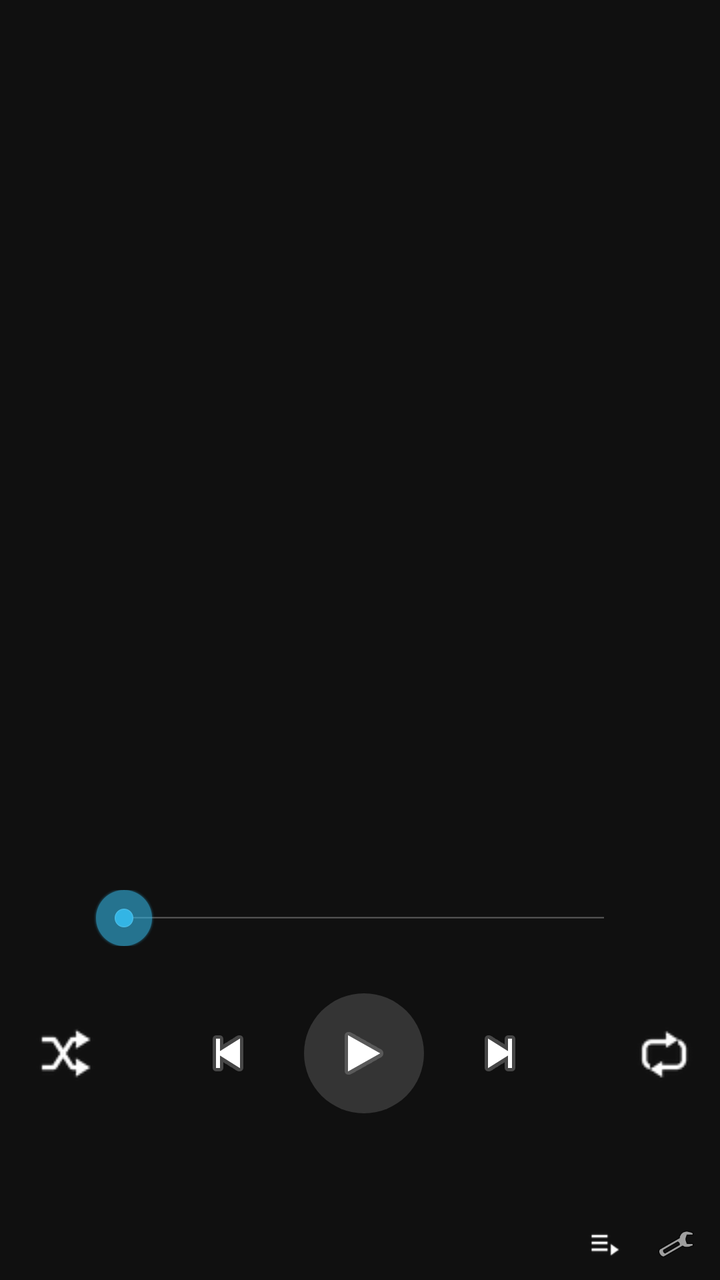
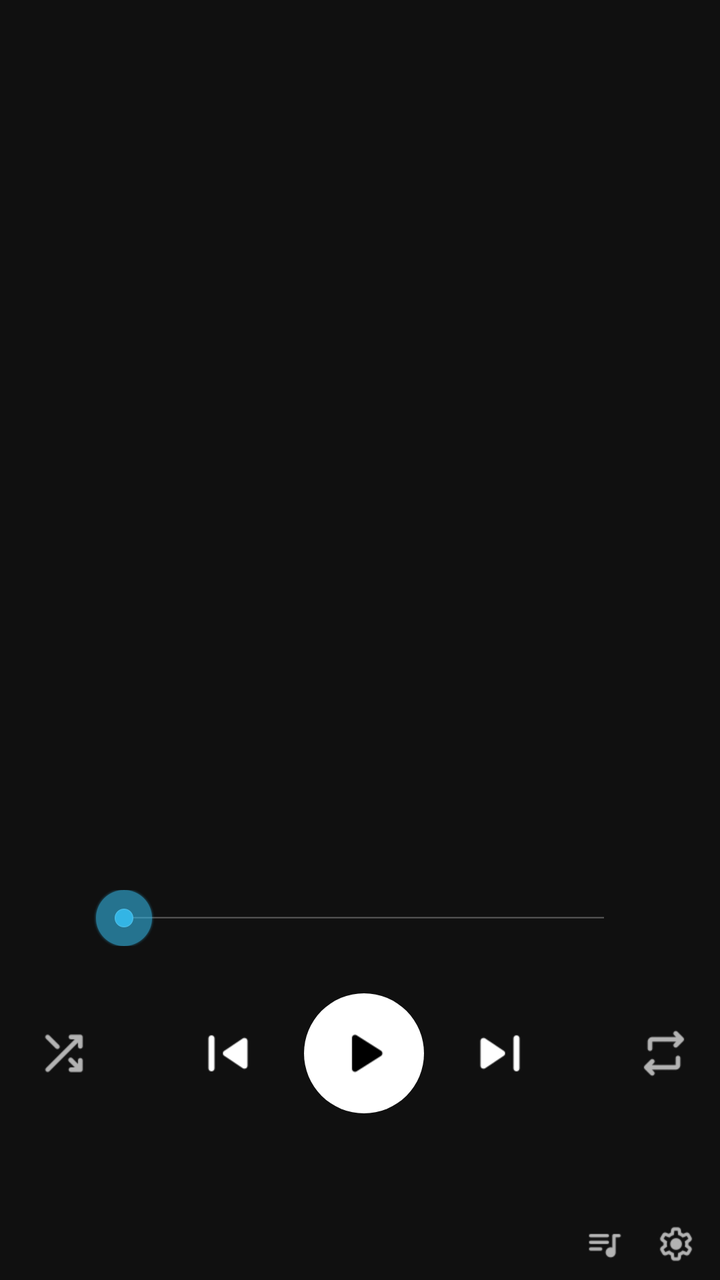

An Android layout rendered at two revisions. The XML below is the earlier revision; the diff shows what the commit changed to produce the second picture.
<!-- AndroidManifest.xml: application theme android:Theme.Holo.NoActionBar -->
<!-- res/layout/activity_player.xml -->
<?xml version="1.0" encoding="utf-8"?>
<FrameLayout xmlns:android="http://schemas.android.com/apk/res/android"
    android:layout_width="match_parent"
    android:layout_height="match_parent"
    android:background="#ff101010">

    <LinearLayout
        android:id="@+id/player"
        android:layout_width="match_parent"
        android:layout_height="match_parent"
        android:orientation="vertical"
        android:paddingLeft="8dp"
        android:paddingRight="4dp">

        
        <LinearLayout
            android:id="@+id/top_strip"
            android:layout_width="match_parent"
            android:layout_height="20dp"
            android:gravity="center_vertical"
            android:orientation="horizontal"
            android:paddingLeft="4dp"
            android:paddingRight="4dp">

            <TextView
                android:id="@+id/clock"
                android:layout_width="0dp"
                android:layout_height="wrap_content"
                android:layout_weight="1"
                android:singleLine="true"
                android:textColor="#ff8a8a8a"
                android:textSize="12sp" />

            <View
                android:id="@+id/battery_dot"
                android:layout_width="7dp"
                android:layout_height="7dp"
                android:layout_marginRight="5dp" />

            <TextView
                android:id="@+id/battery"
                android:layout_width="wrap_content"
                android:layout_height="wrap_content"
                android:singleLine="true"
                android:textColor="#ff8a8a8a"
                android:textSize="12sp" />
        </LinearLayout>

        <View
            android:layout_width="match_parent"
            android:layout_height="0dp"
            android:layout_weight="1" />

        <ImageView
            android:id="@+id/artwork"
            android:layout_width="240dp"
            android:layout_height="240dp"
            android:layout_gravity="center_horizontal"
            android:contentDescription="@string/artwork"
            android:scaleType="fitXY" />

        <View
            android:layout_width="match_parent"
            android:layout_height="0dp"
            android:layout_weight="3" />

        <TextView
            android:id="@+id/title"
            android:layout_width="match_parent"
            android:layout_height="wrap_content"
            android:ellipsize="marquee"
            android:gravity="center_horizontal"
            android:marqueeRepeatLimit="marquee_forever"
            android:paddingLeft="8dp"
            android:paddingRight="8dp"
            android:singleLine="true"
            android:textColor="#ffffffff"
            android:textSize="18sp" />

        <TextView
            android:id="@+id/subtitle"
            android:layout_width="match_parent"
            android:layout_height="wrap_content"
            android:layout_marginTop="2dp"
            android:ellipsize="end"
            android:gravity="center_horizontal"
            android:paddingLeft="8dp"
            android:paddingRight="8dp"
            android:singleLine="true"
            android:textColor="#ffaaaaaa"
            android:textSize="13sp" />

        <View
            android:layout_width="match_parent"
            android:layout_height="0dp"
            android:layout_weight="2" />

        <LinearLayout
            android:layout_width="match_parent"
            android:layout_height="28dp"
            android:gravity="center_vertical"
            android:orientation="horizontal">

            <TextView
                android:id="@+id/elapsed"
                android:layout_width="38dp"
                android:layout_height="wrap_content"
                android:gravity="right"
                android:textColor="#ffaaaaaa"
                android:textSize="11sp" />

            <SeekBar
                android:id="@+id/seek"
                android:layout_width="0dp"
                android:layout_height="wrap_content"
                android:layout_weight="1"
                android:paddingLeft="12dp"
                android:paddingRight="12dp" />

            <TextView
                android:id="@+id/duration"
                android:layout_width="38dp"
                android:layout_height="wrap_content"
                android:gravity="left"
                android:textColor="#ffaaaaaa"
                android:textSize="11sp" />
        </LinearLayout>

        <View
            android:layout_width="match_parent"
            android:layout_height="0dp"
            android:layout_weight="1" />

        
        <LinearLayout
            android:layout_width="match_parent"
            android:layout_height="60dp"
            android:gravity="center"
            android:orientation="horizontal">

            <ImageButton
                android:id="@+id/shuffle"
                android:layout_width="48dp"
                android:layout_height="56dp"
                android:background="?android:attr/selectableItemBackground"
                android:contentDescription="@string/shuffle"
                android:scaleType="centerInside"
                android:src="@drawable/ic_shuffle" />

            <View
                android:layout_width="0dp"
                android:layout_height="match_parent"
                android:layout_weight="1" />

            <ImageButton
                android:id="@+id/prev"
                android:layout_width="56dp"
                android:layout_height="56dp"
                android:background="?android:attr/selectableItemBackground"
                android:contentDescription="@string/prev"
                android:scaleType="centerInside"
                android:src="@android:drawable/ic_media_previous" />

            <ImageButton
                android:id="@+id/play_pause"
                android:layout_width="60dp"
                android:layout_height="60dp"
                android:layout_marginLeft="10dp"
                android:layout_marginRight="10dp"
                android:background="@drawable/play_button_bg"
                android:contentDescription="@string/play_pause"
                android:scaleType="centerInside"
                android:src="@android:drawable/ic_media_play" />

            <ImageButton
                android:id="@+id/next"
                android:layout_width="56dp"
                android:layout_height="56dp"
                android:background="?android:attr/selectableItemBackground"
                android:contentDescription="@string/next"
                android:scaleType="centerInside"
                android:src="@android:drawable/ic_media_next" />

            <View
                android:layout_width="0dp"
                android:layout_height="match_parent"
                android:layout_weight="1" />

            <ImageButton
                android:id="@+id/repeat"
                android:layout_width="48dp"
                android:layout_height="56dp"
                android:background="?android:attr/selectableItemBackground"
                android:contentDescription="@string/repeat"
                android:scaleType="centerInside"
                android:src="@drawable/ic_repeat" />
        </LinearLayout>

        <View
            android:layout_width="match_parent"
            android:layout_height="0dp"
            android:layout_weight="2" />

        
        <View
            android:layout_width="match_parent"
            android:layout_height="36dp" />
    </LinearLayout>

    
    <LinearLayout
        android:id="@+id/queue_panel"
        android:layout_width="match_parent"
        android:layout_height="match_parent"
        android:layout_marginBottom="36dp"
        android:background="@drawable/queue_panel_bg"
        android:clickable="true"
        android:orientation="vertical"
        android:visibility="gone">

        <LinearLayout
            android:id="@+id/queue_header"
            android:layout_width="match_parent"
            android:layout_height="44dp"
            android:gravity="center_vertical"
            android:orientation="horizontal"
            android:paddingLeft="12dp">

            <TextView
                android:layout_width="0dp"
                android:layout_height="wrap_content"
                android:layout_weight="1"
                android:drawableTop="@drawable/queue_handle"
                android:drawablePadding="4dp"
                android:gravity="left"
                android:text="@string/queue_title"
                android:textColor="#ffffffff"
                android:textSize="16sp" />

            <ImageButton
                android:id="@+id/queue_close"
                android:layout_width="44dp"
                android:layout_height="44dp"
                android:background="?android:attr/selectableItemBackground"
                android:contentDescription="@string/close"
                android:scaleType="centerInside"
                android:src="@android:drawable/ic_menu_close_clear_cancel" />
        </LinearLayout>

        <ListView
            android:id="@+id/queue_list"
            android:layout_width="match_parent"
            android:layout_height="0dp"
            android:layout_weight="1"
            android:divider="#22ffffff"
            android:dividerHeight="1px"
            android:fadingEdge="vertical" />

        <TextView
            android:id="@+id/queue_empty"
            android:layout_width="match_parent"
            android:layout_height="0dp"
            android:layout_weight="1"
            android:gravity="center"
            android:text="@string/queue_empty"
            android:textColor="#ffaaaaaa"
            android:textSize="14sp"
            android:visibility="gone" />
    </LinearLayout>
    
    <LinearLayout
        android:layout_width="match_parent"
        android:layout_height="36dp"
        android:layout_gravity="bottom"
        android:background="#ff101010"
        android:gravity="center_vertical"
        android:orientation="horizontal"
        android:paddingLeft="8dp"
        android:paddingRight="4dp">

        <TextView
            android:id="@+id/status"
            android:layout_width="0dp"
            android:layout_height="match_parent"
            android:layout_weight="1"
            android:background="?android:attr/selectableItemBackground"
            android:ellipsize="end"
            android:gravity="center_vertical"
            android:singleLine="true"
            android:textColor="#ff5fa8c8"
            android:textSize="12sp" />

        <ImageButton
            android:id="@+id/queue_button"
            android:layout_width="36dp"
            android:layout_height="36dp"
            android:background="?android:attr/selectableItemBackground"
            android:contentDescription="@string/queue"
            android:padding="9dp"
            android:scaleType="fitCenter"
            android:src="@drawable/ic_queue" />

        <ImageButton
            android:id="@+id/settings"
            android:layout_width="36dp"
            android:layout_height="36dp"
            android:background="?android:attr/selectableItemBackground"
            android:contentDescription="@string/settings"
            android:padding="8dp"
            android:scaleType="fitCenter"
            android:src="@android:drawable/ic_menu_preferences" />
    </LinearLayout>
</FrameLayout>
<!-- resources referenced by this layout -->
<resources>
  <!-- drawable ic_queue: png bitmap (drawable-mdpi, 389 bytes) -->
  <!-- drawable ic_repeat: png bitmap (drawable-mdpi, 693 bytes) -->
  <!-- drawable ic_shuffle: png bitmap (drawable-mdpi, 691 bytes) -->
  <!-- drawable play_button_bg (drawable) -->
  <?xml version="1.0" encoding="utf-8"?>
  <selector xmlns:android="http://schemas.android.com/apk/res/android">
      <item android:state_pressed="true">
          <shape android:shape="oval">
              <solid android:color="#5533b5e5" />
          </shape>
      </item>
      <item>
          <shape android:shape="oval">
              <solid android:color="#26ffffff" />
          </shape>
      </item>
  </selector>
  <!-- drawable queue_handle (drawable) -->
  <?xml version="1.0" encoding="utf-8"?>
  <shape xmlns:android="http://schemas.android.com/apk/res/android" android:shape="rectangle">
      <solid android:color="#66ffffff" />
      <corners android:radius="2dp" />
      <size android:width="32dp" android:height="4dp" />
  </shape>
  <!-- drawable queue_panel_bg (drawable) -->
  <?xml version="1.0" encoding="utf-8"?>
  <shape xmlns:android="http://schemas.android.com/apk/res/android" android:shape="rectangle">
      <solid android:color="#ff1c1c1c" />
      <corners android:topLeftRadius="8dp" android:topRightRadius="8dp" />
  </shape>
  <string name="artwork">アートワーク</string>
  <string name="close">閉じる</string>
  <string name="next">次の曲</string>
  <string name="play_pause">再生/一時停止</string>
  <string name="prev">前の曲</string>
  <string name="queue">キュー</string>
  <string name="queue_empty">キューは空です</string>
  <string name="queue_title">次に再生</string>
  <string name="repeat">リピート</string>
  <string name="settings">設定</string>
  <string name="shuffle">シャッフル</string>
</resources>

<!-- the commit's change to res/layout/activity_player.xml (unified diff, before → after) -->
@@ -142,10 +142,10 @@
                 android:id="@+id/shuffle"
                 android:layout_width="48dp"
                 android:layout_height="56dp"
-                android:background="?android:attr/selectableItemBackground"
+                android:background="@drawable/btn_round_bg"
                 android:contentDescription="@string/shuffle"
                 android:scaleType="centerInside"
-                android:src="@drawable/ic_shuffle" />
+                android:src="@drawable/ic_shuffle_state" />
 
             <View
                 android:layout_width="0dp"
@@ -156,10 +156,10 @@
                 android:id="@+id/prev"
                 android:layout_width="56dp"
                 android:layout_height="56dp"
-                android:background="?android:attr/selectableItemBackground"
+                android:background="@drawable/btn_round_bg"
                 android:contentDescription="@string/prev"
                 android:scaleType="centerInside"
-                android:src="@android:drawable/ic_media_previous" />
+                android:src="@drawable/ic_prev" />
 
             <ImageButton
                 android:id="@+id/play_pause"
@@ -170,16 +170,16 @@
                 android:background="@drawable/play_button_bg"
                 android:contentDescription="@string/play_pause"
                 android:scaleType="centerInside"
-                android:src="@android:drawable/ic_media_play" />
+                android:src="@drawable/ic_play" />
 
             <ImageButton
                 android:id="@+id/next"
                 android:layout_width="56dp"
                 android:layout_height="56dp"
-                android:background="?android:attr/selectableItemBackground"
+                android:background="@drawable/btn_round_bg"
                 android:contentDescription="@string/next"
                 android:scaleType="centerInside"
-                android:src="@android:drawable/ic_media_next" />
+                android:src="@drawable/ic_next" />
 
             <View
                 android:layout_width="0dp"
@@ -190,10 +190,10 @@
                 android:id="@+id/repeat"
                 android:layout_width="48dp"
                 android:layout_height="56dp"
-                android:background="?android:attr/selectableItemBackground"
+                android:background="@drawable/btn_round_bg"
                 android:contentDescription="@string/repeat"
                 android:scaleType="centerInside"
-                android:src="@drawable/ic_repeat" />
+                android:src="@drawable/ic_repeat_levels" />
         </LinearLayout>
 
         <View
@@ -241,10 +241,10 @@
                 android:id="@+id/queue_close"
                 android:layout_width="44dp"
                 android:layout_height="44dp"
-                android:background="?android:attr/selectableItemBackground"
+                android:background="@drawable/btn_round_bg"
                 android:contentDescription="@string/close"
                 android:scaleType="centerInside"
-                android:src="@android:drawable/ic_menu_close_clear_cancel" />
+                android:src="@drawable/ic_close" />
         </LinearLayout>
 
         <ListView
@@ -294,20 +294,18 @@
             android:id="@+id/queue_button"
             android:layout_width="36dp"
             android:layout_height="36dp"
-            android:background="?android:attr/selectableItemBackground"
+            android:background="@drawable/btn_round_bg"
             android:contentDescription="@string/queue"
-            android:padding="9dp"
-            android:scaleType="fitCenter"
+            android:scaleType="center"
             android:src="@drawable/ic_queue" />
 
         <ImageButton
             android:id="@+id/settings"
             android:layout_width="36dp"
             android:layout_height="36dp"
-            android:background="?android:attr/selectableItemBackground"
+            android:background="@drawable/btn_round_bg"
             android:contentDescription="@string/settings"
-            android:padding="8dp"
-            android:scaleType="fitCenter"
-            android:src="@android:drawable/ic_menu_preferences" />
+            android:scaleType="center"
+            android:src="@drawable/ic_settings" />
     </LinearLayout>
 </FrameLayout>
<!-- resource entries referenced after the edit -->
@@ -1,19 +1,45 @@
 <!-- resources referenced by this layout -->
 <resources>
-  <!-- drawable ic_queue: png bitmap (drawable-mdpi, 389 bytes) -->
-  <!-- drawable ic_repeat: png bitmap (drawable-mdpi, 693 bytes) -->
-  <!-- drawable ic_shuffle: png bitmap (drawable-mdpi, 691 bytes) -->
+  <!-- drawable btn_round_bg (drawable) -->
+  <?xml version="1.0" encoding="utf-8"?>
+  <selector xmlns:android="http://schemas.android.com/apk/res/android" android:exitFadeDuration="150">
+      <item android:state_pressed="true">
+          <shape android:shape="oval">
+              <solid android:color="#26ffffff" />
+          </shape>
+      </item>
+      <item android:drawable="@android:color/transparent" />
+  </selector>
+  <!-- drawable ic_close: png bitmap (drawable-hdpi, 251 bytes) -->
+  <!-- drawable ic_next: png bitmap (drawable-hdpi, 444 bytes) -->
+  <!-- drawable ic_play: png bitmap (drawable-hdpi, 270 bytes) -->
+  <!-- drawable ic_prev: png bitmap (drawable-hdpi, 444 bytes) -->
+  <!-- drawable ic_queue: png bitmap (drawable-hdpi, 375 bytes) -->
+  <!-- drawable ic_repeat_levels (drawable) -->
+  <?xml version="1.0" encoding="utf-8"?>
+  <level-list xmlns:android="http://schemas.android.com/apk/res/android">
+      <item android:drawable="@drawable/ic_repeat_off" android:maxLevel="0" />
+      <item android:drawable="@drawable/ic_repeat_on" android:maxLevel="1" />
+      <item android:drawable="@drawable/ic_repeat_one_on" android:maxLevel="2" />
+  </level-list>
+  <!-- drawable ic_settings: png bitmap (drawable-hdpi, 1076 bytes) -->
+  <!-- drawable ic_shuffle_state (drawable) -->
+  <?xml version="1.0" encoding="utf-8"?>
+  <selector xmlns:android="http://schemas.android.com/apk/res/android">
+      <item android:drawable="@drawable/ic_shuffle_on" android:state_activated="true" />
+      <item android:drawable="@drawable/ic_shuffle_off" />
+  </selector>
   <!-- drawable play_button_bg (drawable) -->
   <?xml version="1.0" encoding="utf-8"?>
   <selector xmlns:android="http://schemas.android.com/apk/res/android">
       <item android:state_pressed="true">
           <shape android:shape="oval">
-              <solid android:color="#5533b5e5" />
+              <solid android:color="#ffd0d0d0" />
           </shape>
       </item>
       <item>
           <shape android:shape="oval">
-              <solid android:color="#26ffffff" />
+              <solid android:color="#ffffffff" />
           </shape>
       </item>
   </selector>
@@ -41,5 +67,10 @@
   <string name="repeat">リピート</string>
   <string name="settings">設定</string>
   <string name="shuffle">シャッフル</string>
+  <!-- drawable ic_repeat_off: png bitmap (drawable-hdpi, 645 bytes) -->
+  <!-- drawable ic_repeat_on: png bitmap (drawable-hdpi, 955 bytes) -->
+  <!-- drawable ic_repeat_one_on: png bitmap (drawable-hdpi, 1073 bytes) -->
+  <!-- drawable ic_shuffle_on: png bitmap (drawable-hdpi, 1118 bytes) -->
+  <!-- drawable ic_shuffle_off: png bitmap (drawable-hdpi, 799 bytes) -->
 </resources>
 
